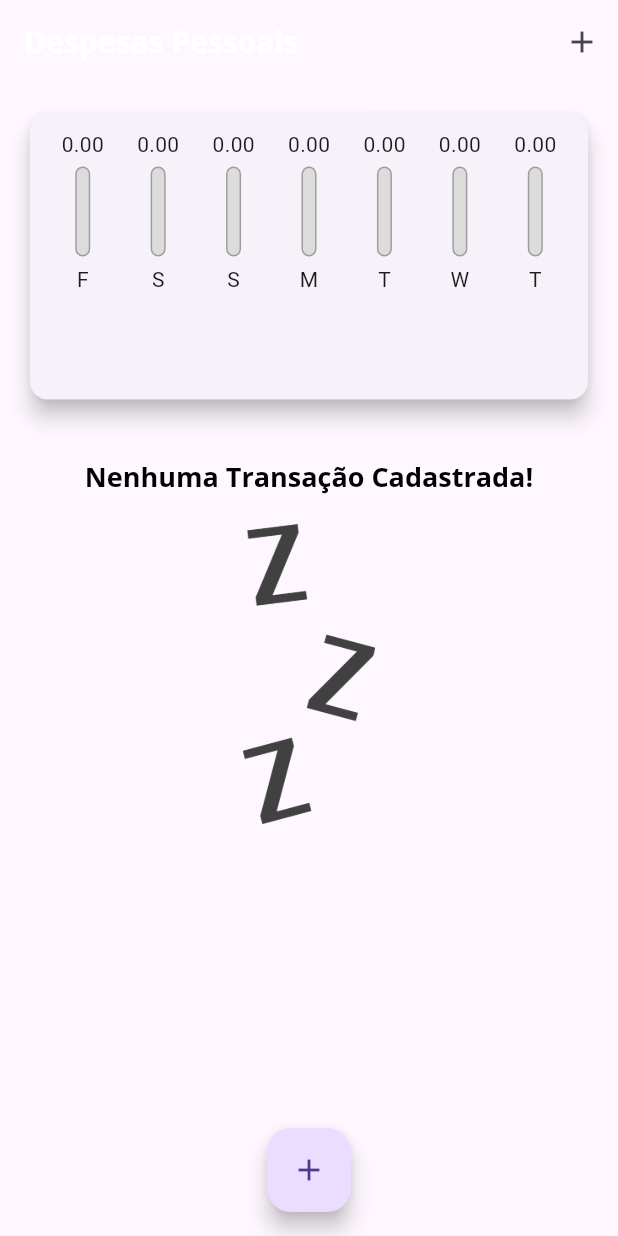
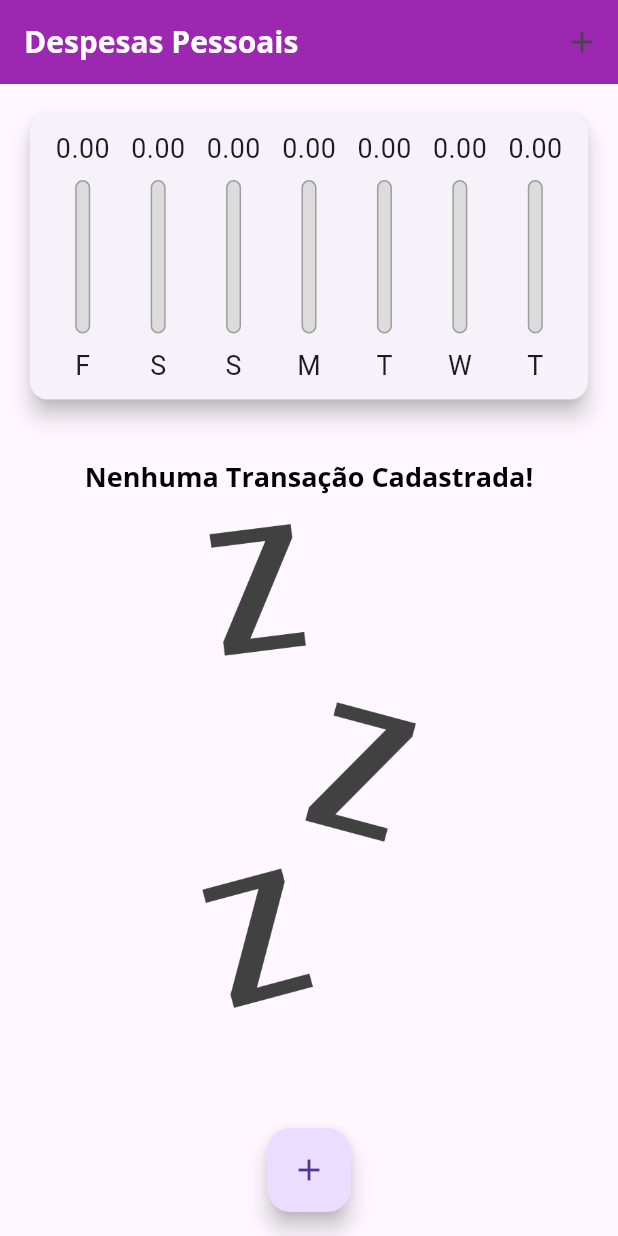
Before and after one commit to PauloHMesquita/PauloHMesquita, a Flutter app: the screen it shows after launch, on a phone screen of 412 x 824 dp. Run offline on Flutter 3.47's test engine with Material 3 defaults, Android fonts, the phone set to English and light mode, and no system bars.

Commit message:
Correção de Layout e Responsividade dos Textos

```diff
--- a/lib/components/chart_bar.dart
+++ b/lib/components/chart_bar.dart
@@ -14,17 +14,19 @@ class ChartBar extends StatelessWidget {
 
   @override
   Widget build(BuildContext context) {
+    return LayoutBuilder(
+      builder: (ctx, constraints) {
         return Column(
           children: [
             SizedBox(
-          height: 20,
+              height: constraints.maxHeight * 0.15,
               child: FittedBox(
                 child: Text('${value!.toStringAsFixed(2)}'),
               ),
             ),
-        const SizedBox(height: 5),
+            SizedBox(height: constraints.maxHeight * 0.05),
             SizedBox(
-          height: 60,
+              height: constraints.maxHeight * 0.6,
               width: 10,
               child: Stack(
                 alignment: Alignment.bottomCenter,
@@ -51,9 +53,16 @@ class ChartBar extends StatelessWidget {
                 ],
               ),
             ),
-        const SizedBox(height: 5),
-        Text(label!),
+            SizedBox(height: constraints.maxHeight * 0.05),
+            SizedBox(
+              height: constraints.maxHeight * 0.15,
+              child: FittedBox(
+                child: Text(label!),
+              ),
+            ),
           ],
+        );
+      },
     );
   }
 }
--- a/lib/components/transaction_form.dart
+++ b/lib/components/transaction_form.dart
@@ -45,10 +45,16 @@ class _TransactionFormState extends State<TransactionForm> {
 
   @override
   Widget build(BuildContext context) {
-    return Card(
+    return SingleChildScrollView(
+      child: Card(
         elevation: 5,
         child: Padding(
-        padding: const EdgeInsets.all(10),
+          padding: const EdgeInsets.only(
+            top: 10,
+            right: 10,
+            left: 10,
+            bottom: 10 + MediaQuery.of(context).viewInsets.bottom,
+          ),
           child: Column(
             children: [
               TextField(
@@ -107,6 +113,7 @@ class _TransactionFormState extends State<TransactionForm> {
             ],
           ),
         ),
+      ),
     );
   }
 }
--- a/lib/components/transaction_list.dart
+++ b/lib/components/transaction_list.dart
@@ -11,10 +11,10 @@ class TransactionList extends StatelessWidget {
 
   @override
   Widget build(BuildContext context) {
-    return SizedBox(
-      height: MediaQuery.of(context).size.height * 0.6,
-      child: transactions.isEmpty
-          ? Column(
+    return transactions.isEmpty
+        ? LayoutBuilder(
+            builder: (ctx, constraints) {
+              return Column(
                 children: [
                   const SizedBox(height: 20),
                   Text(
@@ -23,13 +23,15 @@ class TransactionList extends StatelessWidget {
                   ),
                   const SizedBox(height: 20),
                   SizedBox(
-                  height: 200,
+                    height: constraints.maxHeight * 0.6,
                     child: Image.asset(
                       'assets/images/waiting.png',
                       fit: BoxFit.cover,
                     ),
                   ),
                 ],
+              );
+            },
           )
         : ListView.builder(
             itemCount: transactions.length,
@@ -67,11 +69,11 @@ class TransactionList extends StatelessWidget {
                   trailing: IconButton(
                     icon: const Icon(Icons.delete),
                     color: Theme.of(context).colorScheme.error,
-                        onPressed: () => onRemove(tr.id)),
+                    onPressed: () => onRemove(tr.id),
+                  ),
                 ),
               );
             },
-            ),
           );
   }
 }
--- a/lib/main.dart
+++ b/lib/main.dart
@@ -53,6 +53,7 @@ class MyHomePage extends StatefulWidget {
 
 class _MyHomePageState extends State<MyHomePage> {
   final List<Transaction> _transactions = [];
+  bool _showChart = false;
 
   List<Transaction> get _recentTransactions {
     return _transactions.where((tr) {
@@ -94,14 +95,26 @@ class _MyHomePageState extends State<MyHomePage> {
 
   @override
   Widget build(BuildContext context) {
+    bool isLandscape =
+        MediaQuery.of(context).orientation == Orientation.landscape;
     final appBar = AppBar(
       title: const Text('Despesas Pessoais'),
       actions: [
+        if (isLandscape)
+          IconButton(
+            icon: Icon(_showChart ? Icons.list : Icons.show_chart),
+            onPressed: () {
+              setState(() {
+                _showChart = !_showChart;
+              });
+            },
+          ),
         IconButton(
           icon: const Icon(Icons.add),
           onPressed: () => _openTransactionFormModal(context),
         ),
       ],
+      backgroundColor: Colors.purple,
     );
 
     final availableHeight = MediaQuery.of(context).size.height -
@@ -114,10 +127,27 @@ class _MyHomePageState extends State<MyHomePage> {
         child: Column(
           crossAxisAlignment: CrossAxisAlignment.stretch,
           children: [
+            if (isLandscape)
+              Row(
+                mainAxisAlignment: MainAxisAlignment.center,
+                children: [
+                  const Text('Exibir Gráfico'),
+                  Switch(
+                    value: _showChart,
+                    onChanged: (value) {
+                      setState(() {
+                        _showChart = value;
+                      });
+                    },
+                  ),
+                ],
+              ),
+            if (_showChart || !isLandscape)
               SizedBox(
-              height: availableHeight * 0.3,
+                height: availableHeight * (isLandscape ? 0.7 : 0.3),
                 child: Chart(_recentTransactions),
               ),
+            if (!_showChart || !isLandscape)
               SizedBox(
                 height: availableHeight * 0.7,
                 child: TransactionList(_transactions, _removeTransaction),
```
Lines whose indentation alone changed are shown as unchanged.
